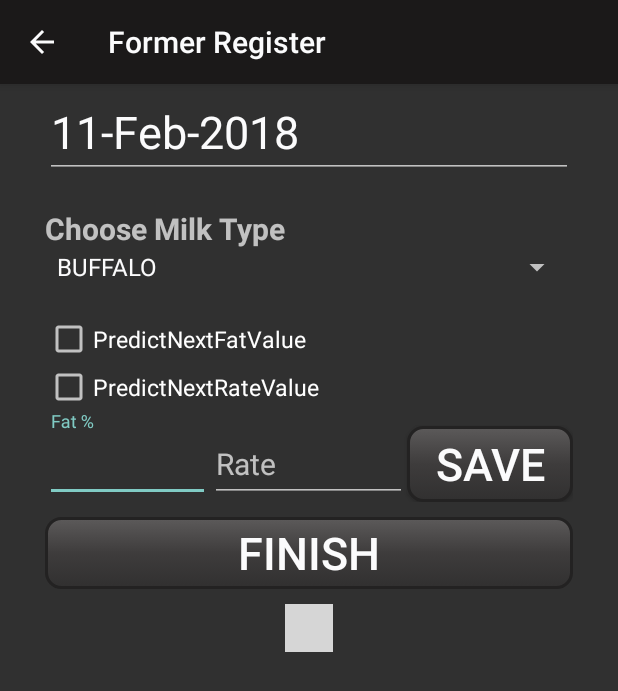
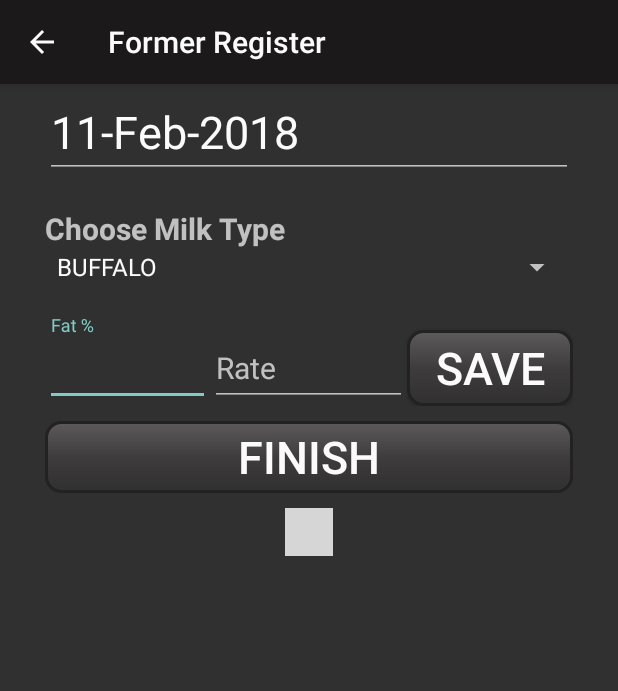
Before and after one commit to sivayapps/DiaryMgmt, an Android app: the RateEntryActivity screen opened directly, with no data from a screen before it, on a phone screen of 412 x 824 dp. Shown: the top 691 px of the screen. Run offline under Robolectric (Android 15) with nearby library versions, the phone set to English and light mode, and no system bars; our stand-ins replace ButterKnife, Firebase (no records; nobody signed in at launch, a user with empty details on screens opened directly); libraries missing offline, so code that uses them is left out: de.codecrafters.tableview; plain views replace SortableTableView; 1 statement that could not run was skipped; grey boxes are pictures that could not be loaded.

Commit message:
RateEntry DataGridview update

```diff
--- a/app/src/main/java/in/boshanam/diarymgmt/app/constants/RateConstants.java
+++ b/app/src/main/java/in/boshanam/diarymgmt/app/constants/RateConstants.java
@@ -16,8 +16,9 @@ public interface RateConstants {
 
 
     enum RateDataGrid implements GridBaseEnum {
-
-        FAT(RATE_FAT_COL_HEADER_KEY , "fat", GridColumnType.STRING),
+        DATE(RATE_DATE_COL_HEADER_KEY,"effectiveDate",GridColumnType.DATE),
+        MILK_TYPE(FARMER_MILK_TYPE_COL_HEADER_KEY, "milkType", GridColumnType.STRING),
+        FAT(RATE_FAT_COL_HEADER_KEY , "fat", GridColumnType.FLOAT),
         PRICE(RATE_PRICE_COL_HEADER_KEY, "price", GridColumnType.FLOAT);
 
         private int columnHeader;
--- a/app/src/main/res/layout/activity_rate_entry.xml
+++ b/app/src/main/res/layout/activity_rate_entry.xml
@@ -16,6 +16,7 @@
         android:paddingTop="1dp"
         android:theme="@style/AppTheme"
         android:visibility="visible">
+
         <RelativeLayout
             android:id="@+id/rate_loadingProgressPanel"
             android:layout_width="match_parent"
@@ -34,8 +35,8 @@
             style="@style/formFieldsVerticalFlowStyle"
             android:layout_marginTop="0dp"
             android:focusable="false"
-            android:textSize="30sp"
-            android:inputType="text" />
+            android:inputType="text"
+            android:textSize="30sp" />
 
         <TextView
             android:id="@+id/textView"
@@ -55,25 +56,11 @@
             android:entries="@array/milk_type"
             android:gravity="top" />
 
-      <CheckBox
-            style="@style/formFieldsVerticalFlowStyle"
-            android:layout_height="wrap_content"
-            android:layout_marginTop="20dp"
-            android:text="@string/predict_next_fat_vlue"
-            android:textSize="15sp" />
-
-        <CheckBox
-            style="@style/formFieldsVerticalFlowStyle"
-            android:layout_height="wrap_content"
-            android:layout_marginTop="0dp"
-            android:text="@string/redict_next_rate_value"
-            android:textSize="15sp" />
-
         <LinearLayout
             style="@style/formFieldsVerticalFlowStyle"
             android:layout_height="wrap_content"
             android:layout_marginBottom="0dp"
-            android:layout_marginTop="0dp"
+            android:layout_marginTop="20dp"
             android:gravity="center_horizontal|center"
             android:orientation="horizontal">
 
@@ -86,9 +73,9 @@
                 <EditText
                     android:id="@+id/enter_fat"
                     style="@style/formFieldsVerticalFlowStyle"
+                    android:layout_height="50dp"
                     android:layout_marginLeft="0dp"
                     android:layout_marginRight="0dp"
-                    android:layout_height="50dp"
                     android:hint="@string/fat"
                     android:inputType="number|numberDecimal"
                     android:singleLine="true" />
@@ -97,8 +84,8 @@
             <android.support.design.widget.TextInputLayout
                 android:id="@+id/input_layout_rate_entry"
                 android:layout_width="wrap_content"
-                android:layout_weight="1"
-                android:layout_height="wrap_content">
+                android:layout_height="wrap_content"
+                android:layout_weight="1">
 
                 <EditText
                     android:id="@+id/rate"
@@ -114,13 +101,13 @@
             <Button
                 android:id="@+id/rate_save"
                 style="@style/formButtonStyle"
-                android:layout_weight="1"
                 android:layout_width="0dp"
                 android:layout_height="match_parent"
                 android:layout_gravity="top|center"
                 android:layout_marginBottom="0dp"
                 android:layout_marginLeft="0dp"
                 android:layout_marginRight="0dp"
+                android:layout_weight="1"
                 android:text="@string/save" />
         </LinearLayout>
 
@@ -128,8 +115,8 @@
             android:id="@+id/finish"
             style="@style/formButtonStyle"
             android:layout_height="wrap_content"
-            android:text="@string/finish"
-            android:layout_marginBottom="10dp"/>
+            android:layout_marginBottom="10dp"
+            android:text="@string/finish" />
         <!--above Property: "layout_height"  adding visibility for my mobile-->
 
         <de.codecrafters.tableview.SortableTableView xmlns:table="http://schemas.android.com/apk/res-auto"
```
Also changed, not shown: app/src/main/java/in/boshanam/diarymgmt/FatEntryActivity.java (+22 -3 lines).
